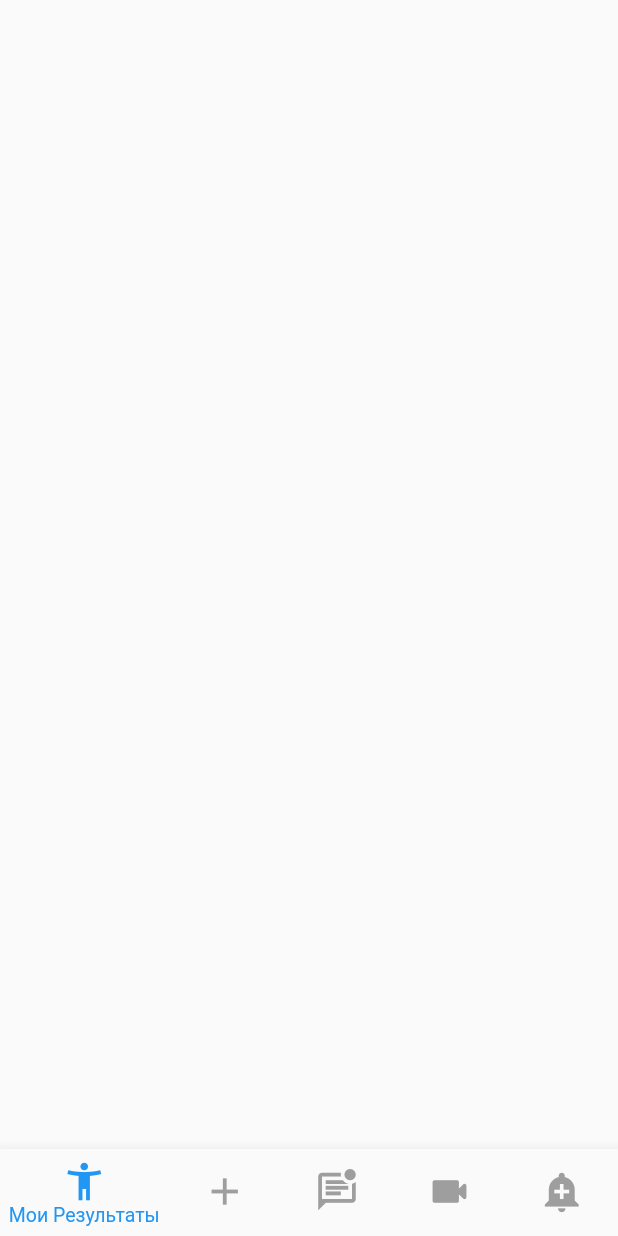
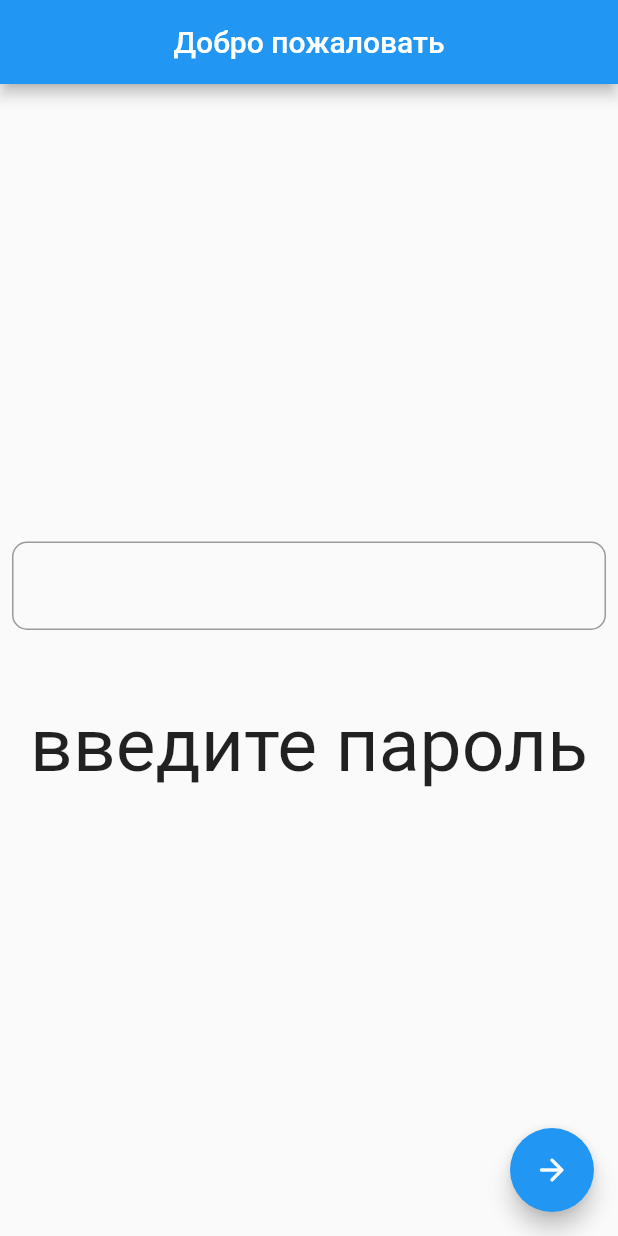
Before and after one commit to TagaevaMaria/MyRecords, a Flutter app: the screen it shows after launch, after a tap on the "arrow forward" icon, on a phone screen of 412 x 824 dp. Run offline on Flutter 3.47's test engine with Material 2 defaults, Android fonts, the phone set to English and light mode, and no system bars; our stand-ins replace bloc, flutter_bloc.

Commit message:
изучение bloc. 1-ый день.

```diff
--- a/lib/main.dart
+++ b/lib/main.dart
@@ -1,5 +1,5 @@
 import 'package:flutter/material.dart';
-import 'package:my_records/screens/auth_screen.dart';
+import 'package:my_records/screens/auth_screen/auth_screen.dart';
 
 import 'navigation/main_navigation.dart';
 
@@ -15,7 +15,7 @@ class MyApp extends StatelessWidget {
   Widget build(BuildContext context) {
     return MaterialApp(
       initialRoute: MainNavigationRoutsName.authScreen,
-      home: const AuthScreen(),
+      home: const AuthScreenBody(),
       routes: mainNavigation.routes,
     );
   }
--- a/lib/navigation/main_navigation.dart
+++ b/lib/navigation/main_navigation.dart
@@ -1,6 +1,6 @@
 import 'package:flutter/material.dart';
 
-import '../screens/auth_screen.dart';
+import '../screens/auth_screen/auth_screen.dart';
 import '../screens/home_screen.dart';
 
 abstract class MainNavigationRoutsName {
@@ -11,7 +11,7 @@ abstract class MainNavigationRoutsName {
 class MainNavigation {
   initialRoute() => MainNavigationRoutsName.authScreen;
   final routes = <String, Widget Function(BuildContext)>{
-    '/AuthScreen': (BuildContext context) => const AuthScreen(),
+    '/AuthScreen': (BuildContext context) => const AuthScreenBody(),
     '/HomeScreen': (BuildContext context) => const HomeScreen()
   };
 }
--- a/lib/screens/auth_screen.dart
+++ /dev/null
@@ -1,45 +0,0 @@
-import 'package:flutter/material.dart';
-import 'package:my_records/navigation/main_navigation.dart';
-
-class AuthScreen extends StatelessWidget {
-  const AuthScreen({Key? key}) : super(key: key);
-
-  @override
-  Widget build(BuildContext context) {
-    final controller = TextEditingController(text: 'Masha');
-    return Scaffold(
-      appBar: AppBar(
-        automaticallyImplyLeading: false,
-        centerTitle: true,
-        title: const Text('Добро пожаловать'),
-      ),
-      floatingActionButton: FloatingActionButton(
-        child: const Icon(Icons.arrow_forward_rounded),
-        onPressed: () =>
-            Navigator.pushNamed(context, MainNavigationRoutsName.homeScreen),
-      ),
-      body: Column(
-        mainAxisAlignment: MainAxisAlignment.center,
-        children: [
-          Padding(
-            padding: EdgeInsets.only(bottom: 40),
-            child: Padding(
-              padding: const EdgeInsets.all(8.0),
-              child: TextField(
-                controller: controller,
-                decoration: const InputDecoration(
-                    border: OutlineInputBorder(
-                      borderRadius: BorderRadius.all(
-                        Radius.circular(10),
-                      ),
-                    ),
-                    hintText: 'Введите ваше имя'),
-                maxLines: 1,
-              ),
-            ),
-          )
-        ],
-      ),
-    );
-  }
-}
--- /dev/null
+++ b/lib/screens/auth_screen/auth_screen.dart
@@ -0,0 +1,79 @@
+import 'package:flutter/material.dart';
+import 'package:flutter_bloc/flutter_bloc.dart';
+import 'package:my_records/screens/auth_screen/bloc/auth_screen_event.dart';
+
+import 'auth_screen_model.dart';
+import 'bloc/auth_screen_bloc.dart';
+
+class AuthScreen extends StatefulWidget {
+  const AuthScreen({Key? key}) : super(key: key);
+
+  @override
+  State<AuthScreen> createState() => _AuthScreenState();
+}
+
+class _AuthScreenState extends State<AuthScreen> {
+  final _model = AuthScreenModel();
+  @override
+  Widget build(BuildContext context) {
+    return AuthScreenModelProvider(
+      model: _model,
+      child: const AuthScreenBody(),
+    );
+  }
+}
+
+class AuthScreenBody extends StatelessWidget {
+  const AuthScreenBody({Key? key}) : super(key: key);
+
+  @override
+  Widget build(BuildContext context) {
+    return BlocProvider(
+      create: (BuildContext context) => AuthScreenBloc(),
+      child: BlocBuilder<AuthScreenBloc, String>(
+        builder: (BuildContext context, state) {
+          return Scaffold(
+            appBar: AppBar(
+              automaticallyImplyLeading: false,
+              centerTitle: true,
+              title: const Text('Добро пожаловать'),
+            ),
+            floatingActionButton: FloatingActionButton(
+                child: const Icon(Icons.arrow_forward_rounded),
+                onPressed: () => BlocProvider.of<AuthScreenBloc>(context).add(
+                      Trening(),
+                    )),
+            body: Column(
+              mainAxisAlignment: MainAxisAlignment.center,
+              children: [
+                Padding(
+                  padding: const EdgeInsets.only(bottom: 40),
+                  child: Padding(
+                    padding: const EdgeInsets.all(8.0),
+                    child: TextField(
+                      controller: AuthScreenModelProvider.watch(context)
+                          ?.model
+                          .authController,
+                      decoration: const InputDecoration(
+                        border: OutlineInputBorder(
+                          borderRadius: BorderRadius.all(
+                            Radius.circular(10),
+                          ),
+                        ),
+                      ),
+                      maxLines: 1,
+                    ),
+                  ),
+                ),
+                Text(
+                  state,
+                  style: const TextStyle(fontSize: 50),
+                )
+              ],
+            ),
+          );
+        },
+      ),
+    );
+  }
+}
--- /dev/null
+++ b/lib/screens/auth_screen/auth_screen_model.dart
@@ -0,0 +1,54 @@
+import 'package:flutter/cupertino.dart';
+
+import '../../navigation/main_navigation.dart';
+
+class AuthScreenModel extends ChangeNotifier {
+  void prii() {
+    print("5555555555555555");
+  }
+
+  final authController = TextEditingController();
+  String? errorText = '';
+
+  ///показывает ошибку, либо переходит на другой экран.
+  void auth(BuildContext context) {
+    final name = authController.text;
+    if (name.isEmpty) {
+      errorText = 'введите имя';
+    } else {
+      Navigator.pushNamed(context, MainNavigationRoutsName.homeScreen);
+    }
+    if (errorText == null) const Text('введите имя');
+  }
+
+  void navig(BuildContext context) {
+    Navigator.pushNamed(context, MainNavigationRoutsName.homeScreen);
+    ;
+  }
+}
+
+/// инхерит
+class AuthScreenModelProvider extends InheritedNotifier {
+  final AuthScreenModel model;
+  const AuthScreenModelProvider({
+    Key? key,
+    required this.model,
+    required Widget child,
+  }) : super(
+          key: key,
+          notifier: model,
+          child: child,
+        );
+
+  static AuthScreenModelProvider? watch(BuildContext context) {
+    return context
+        .dependOnInheritedWidgetOfExactType<AuthScreenModelProvider>();
+  }
+
+  static AuthScreenModelProvider? read(BuildContext context) {
+    final widget = context
+        .getElementForInheritedWidgetOfExactType<AuthScreenModelProvider>()
+        ?.widget;
+    return widget is AuthScreenModelProvider ? widget : null;
+  }
+}
--- /dev/null
+++ b/lib/screens/auth_screen/bloc/auth_screen_bloc.dart
@@ -0,0 +1,17 @@
+import 'package:bloc/bloc.dart';
+
+import 'auth_screen_event.dart';
+
+class AuthScreenBloc extends Bloc<AuthScreenEvent, String> {
+  AuthScreenBloc() : super('') {
+    ///обработчик для моей функции. Что я тут написала. On - это функции которые реагируют на eventы, она принимает в себя кол бэком
+    ///функию, которая имеет доступ к эвентам и к emit-который позволит нам изменить наше состояние.
+    on<Trening>(_trening);
+  }
+
+  _trening(Trening, Emitter<String> emit) {
+    emit(state + 'введите пароль');
+  }
+
+  /// я написала функцию. Для того, что бы нам изменить наше состояние нам нужно вызвать функцию emit и передать сбда новое состояние.
+}
--- /dev/null
+++ b/lib/screens/auth_screen/bloc/auth_screen_event.dart
@@ -0,0 +1,4 @@
+///общий класс для событий.
+abstract class AuthScreenEvent {}
+
+class Trening extends AuthScreenEvent {}
--- a/pubspec.yaml
+++ b/pubspec.yaml
@@ -31,6 +31,9 @@ dependencies:
   flutter:
     sdk: flutter
   flutter_bloc: ^8.1.3
+  bloc_provider: ^1.0.0
+  http: ^1.1.0
+
 
 
   # The following adds the Cupertino Icons font to your application.
```
Also changed, not shown: lib/screens/add_record_screen.dart (+28 -4 lines), lib/screens/auth_screen/bloc/auth_screen_state.dart (added, +11 -0 lines), pubspec.lock.
